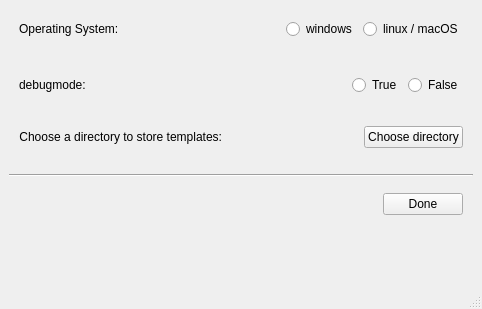
This is setup_screen.ui in mdaamKIT/MatchedFilter as Qt 5 draws it before an edit. The edited form follows.
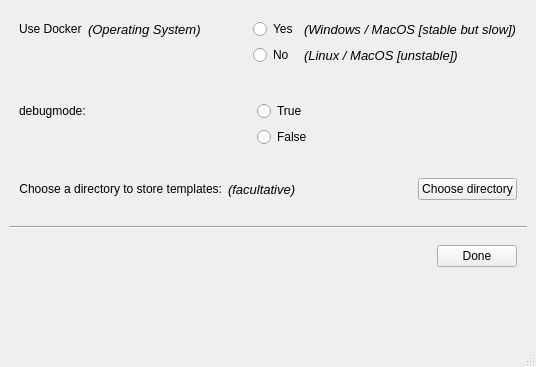
This is the edited form.

Commit message: changed recommendation on MacOS to also use Docker

```diff
--- a/setup_screen.ui
+++ b/setup_screen.ui
@@ -6,8 +6,8 @@
    <rect>
     <x>0</x>
     <y>0</y>
-    <width>482</width>
-    <height>309</height>
+    <width>536</width>
+    <height>367</height>
    </rect>
   </property>
   <property name="sizePolicy">
@@ -45,7 +45,7 @@
        <number>10</number>
       </property>
       <item>
-       <layout class="QHBoxLayout" name="horizontalLayout_toggleOS">
+       <layout class="QGridLayout" name="gridLayout">
         <property name="leftMargin">
          <number>10</number>
         </property>
@@ -58,37 +58,76 @@
         <property name="bottomMargin">
          <number>10</number>
         </property>
-        <item>
-         <widget class="QLabel" name="label_OS">
-          <property name="text">
-           <string>Operating System:</string>
-          </property>
-         </widget>
-        </item>
-        <item>
-         <spacer name="horizontalSpacer_OS">
-          <property name="orientation">
-           <enum>Qt::Horizontal</enum>
-          </property>
-          <property name="sizeHint" stdset="0">
-           <size>
-            <width>40</width>
-            <height>20</height>
-           </size>
-          </property>
-         </spacer>
-        </item>
-        <item>
+        <item row="0" column="3">
          <widget class="QRadioButton" name="radioButton_windows">
           <property name="text">
-           <string>windows</string>
+           <string>Yes</string>
           </property>
          </widget>
         </item>
-        <item>
+        <item row="1" column="4">
+         <widget class="QLabel" name="label_linux">
+          <property name="font">
+           <font>
+            <pointsize>10</pointsize>
+            <italic>true</italic>
+           </font>
+          </property>
+          <property name="text">
+           <string>(Linux / MacOS [unstable])</string>
+          </property>
+         </widget>
+        </item>
+        <item row="0" column="0">
+         <widget class="QLabel" name="label_Docker">
+          <property name="text">
+           <string>Use Docker</string>
+          </property>
+         </widget>
+        </item>
+        <item row="0" column="4">
+         <widget class="QLabel" name="label_windows">
+          <property name="font">
+           <font>
+            <pointsize>10</pointsize>
+            <italic>true</italic>
+           </font>
+          </property>
+          <property name="text">
+           <string>(Windows / MacOS [stable but slow])</string>
+          </property>
+         </widget>
+        </item>
+        <item row="0" column="2">
+         <spacer name="horizontalSpacer_OS">
+          <property name="orientation">
+           <enum>Qt::Horizontal</enum>
+          </property>
+          <property name="sizeHint" stdset="0">
+           <size>
+            <width>40</width>
+            <height>20</height>
+           </size>
+          </property>
+         </spacer>
+        </item>
+        <item row="1" column="3">
          <widget class="QRadioButton" name="radioButton_linux">
           <property name="text">
-           <string>linux / macOS</string>
+           <string>No</string>
+          </property>
+         </widget>
+        </item>
+        <item row="0" column="1">
+         <widget class="QLabel" name="label_OS">
+          <property name="font">
+           <font>
+            <pointsize>10</pointsize>
+            <italic>true</italic>
+           </font>
+          </property>
+          <property name="text">
+           <string>(Operating System)</string>
           </property>
          </widget>
         </item>
@@ -111,7 +150,7 @@
        </spacer>
       </item>
       <item>
-       <layout class="QHBoxLayout" name="horizontalLayout_toggleDebug">
+       <layout class="QGridLayout" name="gridLayout_2">
         <property name="leftMargin">
          <number>10</number>
         </property>
@@ -124,40 +163,56 @@
         <property name="bottomMargin">
          <number>10</number>
         </property>
-        <item>
+        <item row="0" column="0">
          <widget class="QLabel" name="label_debug">
           <property name="text">
            <string>debugmode:</string>
           </property>
          </widget>
         </item>
-        <item>
-         <spacer name="horizontalSpacer_debug">
-          <property name="orientation">
-           <enum>Qt::Horizontal</enum>
-          </property>
-          <property name="sizeHint" stdset="0">
-           <size>
-            <width>40</width>
-            <height>20</height>
-           </size>
-          </property>
-         </spacer>
-        </item>
-        <item>
+        <item row="0" column="2">
          <widget class="QRadioButton" name="radioButton_debugTrue">
           <property name="text">
            <string>True</string>
           </property>
          </widget>
         </item>
-        <item>
+        <item row="1" column="2">
          <widget class="QRadioButton" name="radioButton_debugFalse">
           <property name="text">
            <string>False</string>
           </property>
          </widget>
         </item>
+        <item row="0" column="1">
+         <spacer name="horizontalSpacer_debug">
+          <property name="orientation">
+           <enum>Qt::Horizontal</enum>
+          </property>
+          <property name="sizeHint" stdset="0">
+           <size>
+            <width>40</width>
+            <height>20</height>
+           </size>
+          </property>
+         </spacer>
+        </item>
+        <item row="0" column="3">
+         <spacer name="horizontalSpacer">
+          <property name="orientation">
+           <enum>Qt::Horizontal</enum>
+          </property>
+          <property name="sizeType">
+           <enum>QSizePolicy::Fixed</enum>
+          </property>
+          <property name="sizeHint" stdset="0">
+           <size>
+            <width>205</width>
+            <height>20</height>
+           </size>
+          </property>
+         </spacer>
+        </item>
        </layout>
       </item>
       <item>
@@ -200,6 +255,19 @@
           </property>
          </widget>
         </item>
+        <item>
+         <widget class="QLabel" name="label_facultative">
+          <property name="font">
+           <font>
+            <pointsize>10</pointsize>
+            <italic>true</italic>
+           </font>
+          </property>
+          <property name="text">
+           <string>(facultative)</string>
+          </property>
+         </widget>
+        </item>
         <item>
          <spacer name="horizontalSpacer_chooseDir_fix">
           <property name="orientation">
```
Left out of the diff: 2 changed lines with no effect on the pictures. The commit also changes 2 other files.
